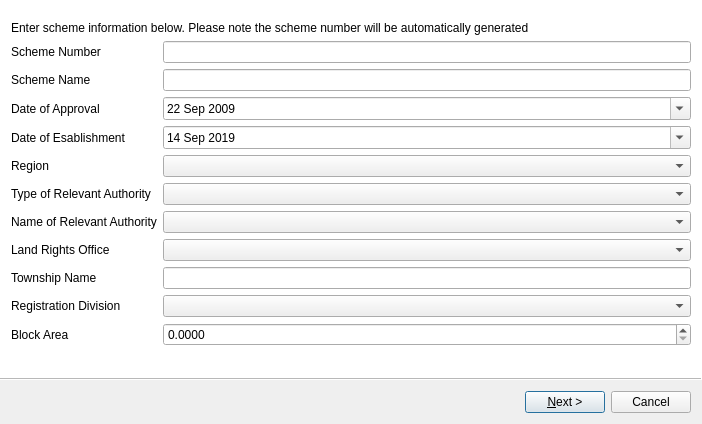
Above: ui/flts/ui_scheme_lodgement.ui from gltn/stdm before the change. Below: the same form after it.
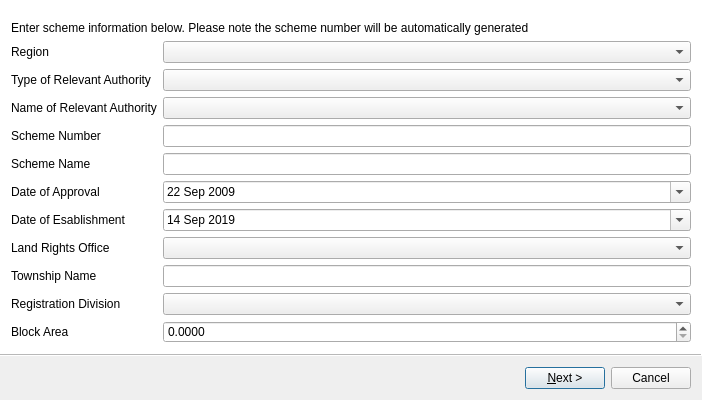
That is the form after the change. Icons and pictures are not drawn. Custom widgets are drawn as their Qt base class.

Commit message: added code to scheme number & tree widget revised

What changed in the file:
```diff
--- a/ui/flts/ui_scheme_lodgement.ui
+++ b/ui/flts/ui_scheme_lodgement.ui
@@ -10,7 +10,7 @@
     <x>0</x>
     <y>0</y>
     <width>702</width>
-    <height>424</height>
+    <height>400</height>
    </rect>
   </property>
   <property name="sizePolicy">
@@ -62,37 +62,67 @@
      </widget>
     </item>
     <item row="2" column="0">
+     <widget class="QLabel" name="label_region">
+      <property name="text">
+       <string>Region</string>
+      </property>
+     </widget>
+    </item>
+    <item row="2" column="1">
+     <widget class="QComboBox" name="cbx_region"/>
+    </item>
+    <item row="3" column="0">
+     <widget class="QLabel" name="label_rel_auth_type">
+      <property name="text">
+       <string>Type of Relevant Authority</string>
+      </property>
+     </widget>
+    </item>
+    <item row="3" column="1">
+     <widget class="QComboBox" name="cbx_relv_auth"/>
+    </item>
+    <item row="4" column="0">
+     <widget class="QLabel" name="label_rel_auth_name">
+      <property name="text">
+       <string>Name of Relevant Authority</string>
+      </property>
+     </widget>
+    </item>
+    <item row="4" column="1">
+     <widget class="QComboBox" name="cbx_relv_auth_name"/>
+    </item>
+    <item row="5" column="0">
      <widget class="QLabel" name="label_schm_num">
       <property name="text">
        <string>Scheme Number</string>
       </property>
      </widget>
     </item>
-    <item row="2" column="1">
+    <item row="5" column="1">
      <widget class="QLineEdit" name="lnedit_schm_num">
       <property name="readOnly">
        <bool>true</bool>
       </property>
      </widget>
     </item>
-    <item row="3" column="0">
+    <item row="6" column="0">
      <widget class="QLabel" name="label_schm_name">
       <property name="text">
        <string>Scheme Name</string>
       </property>
      </widget>
     </item>
-    <item row="3" column="1">
+    <item row="6" column="1">
      <widget class="QLineEdit" name="lnedit_schm_nam"/>
     </item>
-    <item row="4" column="0">
+    <item row="7" column="0">
      <widget class="QLabel" name="label_date_apprv">
       <property name="text">
        <string>Date of Approval</string>
       </property>
      </widget>
     </item>
-    <item row="4" column="1">
+    <item row="7" column="1">
      <widget class="QDateEdit" name="date_apprv">
       <property name="minimumDate">
        <date>
@@ -106,14 +136,14 @@
       </property>
      </widget>
     </item>
-    <item row="5" column="0">
+    <item row="8" column="0">
      <widget class="QLabel" name="label_date_establish">
       <property name="text">
        <string>Date of Esablishment</string>
       </property>
      </widget>
     </item>
-    <item row="5" column="1">
+    <item row="8" column="1">
      <widget class="QDateEdit" name="date_establish">
       <property name="minimumDate">
        <date>
@@ -127,36 +157,6 @@
       </property>
      </widget>
     </item>
-    <item row="6" column="0">
-     <widget class="QLabel" name="label_region">
-      <property name="text">
-       <string>Region</string>
-      </property>
-     </widget>
-    </item>
-    <item row="6" column="1">
-     <widget class="QComboBox" name="cbx_region"/>
-    </item>
-    <item row="7" column="0">
-     <widget class="QLabel" name="label_rel_auth_type">
-      <property name="text">
-       <string>Type of Relevant Authority</string>
-      </property>
-     </widget>
-    </item>
-    <item row="7" column="1">
-     <widget class="QComboBox" name="cbx_relv_auth"/>
-    </item>
-    <item row="8" column="0">
-     <widget class="QLabel" name="label_rel_auth_name">
-      <property name="text">
-       <string>Name of Relevant Authority</string>
-      </property>
-     </widget>
-    </item>
-    <item row="8" column="1">
-     <widget class="QComboBox" name="cbx_relv_auth_name"/>
-    </item>
     <item row="9" column="0">
      <widget class="QLabel" name="label_lro">
       <property name="text">
```
Left out of the diff: 20 changed lines with no effect on the pictures. The commit also changes 3 other files.
